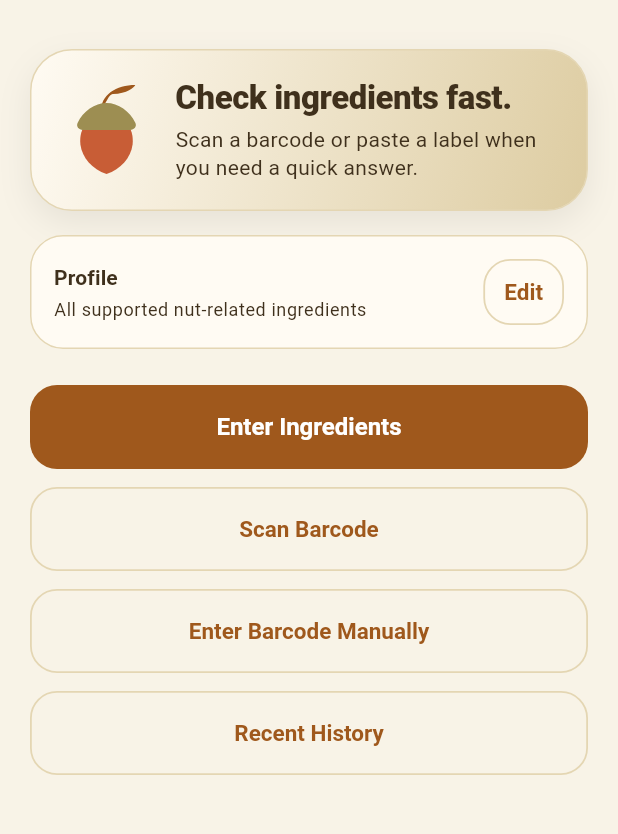
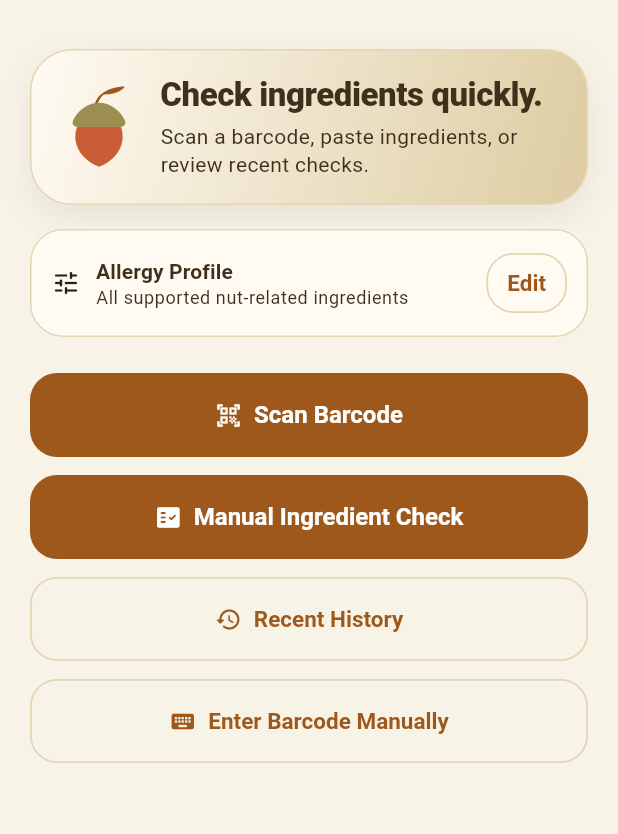
Before and after one commit to kgauvin603/thats-nuts, a Flutter app: the screen it shows after launch, on a phone screen of 412 x 824 dp, the part 65-899 px from its top. Run offline on Flutter 3.47's test engine with Material 3 defaults, Android fonts, the phone set to English and light mode, and no system bars; our stand-ins replace shared_preferences; missing offline and left inert: mobile_scanner; accounts and stored records are empty.

Commit message:
Fix history wiring and streamline mobile UX for TestFlight

```diff
--- a/mobile/lib/src/app.dart
+++ b/mobile/lib/src/app.dart
@@ -9,6 +9,7 @@ import 'screens/home_screen.dart';
 import 'screens/manual_ingredient_input_screen.dart';
 import 'screens/profile_screen.dart';
 import 'services/allergy_profile_store.dart';
+import 'services/scan_history_refresh_controller.dart';
 import 'services/thats_nuts_api_client.dart';
 import 'theme.dart';
 
@@ -26,6 +27,8 @@ class ThatsNutsApp extends StatefulWidget {
 
 class _ThatsNutsAppState extends State<ThatsNutsApp> {
   final ThatsNutsApiClient _apiClient = ThatsNutsApiClient();
+  final ScanHistoryRefreshController _historyRefreshController =
+      ScanHistoryRefreshController();
   AllergyProfile _allergyProfile = const AllergyProfile();
   bool _isLoadingProfile = true;
 
@@ -54,6 +57,12 @@ class _ThatsNutsAppState extends State<ThatsNutsApp> {
   }
 
   @override
+  void dispose() {
+    _historyRefreshController.dispose();
+    super.dispose();
+  }
+
+  @override
   Widget build(BuildContext context) {
     if (_isLoadingProfile) {
       return MaterialApp(
@@ -73,6 +82,7 @@ class _ThatsNutsAppState extends State<ThatsNutsApp> {
       home: HomeScreen(
         apiClient: _apiClient,
         allergyProfile: _allergyProfile,
+        historyRefreshController: _historyRefreshController,
         onProfileSaved: _updateAllergyProfile,
       ),
       routes: {
@@ -80,17 +90,21 @@ class _ThatsNutsAppState extends State<ThatsNutsApp> {
             ManualIngredientInputScreen(
               apiClient: _apiClient,
               allergyProfile: _allergyProfile,
+              historyRefreshController: _historyRefreshController,
             ),
         BarcodeInputScreen.routeName: (context) => BarcodeInputScreen(
               apiClient: _apiClient,
               allergyProfile: _allergyProfile,
+              historyRefreshController: _historyRefreshController,
             ),
         BarcodeScannerScreen.routeName: (context) => BarcodeScannerScreen(
               apiClient: _apiClient,
               allergyProfile: _allergyProfile,
+              historyRefreshController: _historyRefreshController,
             ),
         HistoryScreen.routeName: (context) => HistoryScreen(
               apiClient: _apiClient,
+              historyRefreshController: _historyRefreshController,
             ),
         ProfileScreen.routeName: (context) => ProfileScreen(
               initialProfile: _allergyProfile,
--- a/mobile/lib/src/screens/home_screen.dart
+++ b/mobile/lib/src/screens/home_screen.dart
@@ -2,6 +2,7 @@ import 'package:flutter/material.dart';
 
 import '../brand.dart';
 import '../models/allergy_profile.dart';
+import '../services/scan_history_refresh_controller.dart';
 import '../services/thats_nuts_api_client.dart';
 import '../widgets/acorn_mark.dart';
 import 'barcode_input_screen.dart';
@@ -15,11 +16,13 @@ class HomeScreen extends StatelessWidget {
     super.key,
     required this.apiClient,
     required this.allergyProfile,
+    required this.historyRefreshController,
     required this.onProfileSaved,
   });
 
   final ThatsNutsApiClient apiClient;
   final AllergyProfile allergyProfile;
+  final ScanHistoryRefreshController historyRefreshController;
   final ValueChanged<AllergyProfile> onProfileSaved;
 
   void _openProfile(BuildContext context) {
@@ -28,6 +31,53 @@ class HomeScreen extends StatelessWidget {
         builder: (context) => ProfileScreen(
           initialProfile: allergyProfile,
           onProfileSaved: onProfileSaved,
+        ),
+      ),
+    );
+  }
+
+  void _openManualCheck(BuildContext context) {
+    Navigator.of(context).push(
+      MaterialPageRoute<void>(
+        builder: (context) => ManualIngredientInputScreen(
+          apiClient: apiClient,
+          allergyProfile: allergyProfile,
+          historyRefreshController: historyRefreshController,
+        ),
+      ),
+    );
+  }
+
+  void _openBarcodeScanner(BuildContext context) {
+    Navigator.of(context).push(
+      MaterialPageRoute<void>(
+        builder: (context) => BarcodeScannerScreen(
+          apiClient: apiClient,
+          allergyProfile: allergyProfile,
+          historyRefreshController: historyRefreshController,
+        ),
+      ),
+    );
+  }
+
+  void _openBarcodeInput(BuildContext context) {
+    Navigator.of(context).push(
+      MaterialPageRoute<void>(
+        builder: (context) => BarcodeInputScreen(
+          apiClient: apiClient,
+          allergyProfile: allergyProfile,
+          historyRefreshController: historyRefreshController,
+        ),
+      ),
+    );
+  }
+
+  void _openHistory(BuildContext context) {
+    Navigator.of(context).push(
+      MaterialPageRoute<void>(
+        builder: (context) => HistoryScreen(
+          apiClient: apiClient,
+          historyRefreshController: historyRefreshController,
         ),
       ),
     );
@@ -50,7 +100,7 @@ class HomeScreen extends StatelessWidget {
         padding: const EdgeInsets.all(20),
         children: [
           Container(
-            padding: const EdgeInsets.symmetric(horizontal: 20, vertical: 18),
+            padding: const EdgeInsets.symmetric(horizontal: 18, vertical: 16),
             decoration: BoxDecoration(
               color: BrandColors.surface,
               borderRadius: BorderRadius.circular(28),
@@ -71,29 +121,23 @@ class HomeScreen extends StatelessWidget {
                 ),
               ],
             ),
-            child: Column(
-              crossAxisAlignment: CrossAxisAlignment.start,
-              children: [
-                Row(
+            child: Row(
               crossAxisAlignment: CrossAxisAlignment.center,
               children: [
-                    const AcornMark(size: 60),
-                    const SizedBox(width: 16),
+                const AcornMark(size: 54),
+                const SizedBox(width: 14),
                 Expanded(
                   child: Column(
                     crossAxisAlignment: CrossAxisAlignment.start,
                     children: [
                       Text(
-                            'Check ingredients fast.',
+                        'Check ingredients quickly.',
                         style: Theme.of(context).textTheme.titleLarge,
                       ),
                       const SizedBox(height: 4),
                       Text(
-                            'Scan a barcode or paste a label when you need a quick answer.',
-                            style: Theme.of(context)
-                                .textTheme
-                                .bodyMedium
-                                ?.copyWith(
+                        'Scan a barcode, paste ingredients, or review recent checks.',
+                        style: Theme.of(context).textTheme.bodyMedium?.copyWith(
                               height: 1.35,
                             ),
                       ),
@@ -102,33 +146,31 @@ class HomeScreen extends StatelessWidget {
                 ),
               ],
             ),
-              ],
-            ),
           ),
           const SizedBox(height: 16),
           Card(
             margin: EdgeInsets.zero,
             child: Padding(
-              padding: const EdgeInsets.symmetric(horizontal: 16, vertical: 14),
+              padding: const EdgeInsets.symmetric(horizontal: 14, vertical: 12),
               child: Row(
-                crossAxisAlignment: CrossAxisAlignment.center,
                 children: [
+                  const Icon(Icons.tune_rounded, size: 20),
+                  const SizedBox(width: 10),
                   Expanded(
                     child: Column(
                       crossAxisAlignment: CrossAxisAlignment.start,
                       mainAxisSize: MainAxisSize.min,
                       children: [
                         Text(
-                          'Profile',
+                          'Allergy Profile',
                           style:
                               Theme.of(context).textTheme.titleSmall?.copyWith(
                                     fontWeight: FontWeight.w700,
                                   ),
                         ),
-                        const SizedBox(height: 4),
                         Text(
                           allergyProfile.hasSelections
-                              ? 'Focused on: ${allergyProfile.summary}'
+                              ? allergyProfile.summary
                               : 'All supported nut-related ingredients',
                           style: Theme.of(context).textTheme.bodySmall,
                         ),
@@ -139,10 +181,10 @@ class HomeScreen extends StatelessWidget {
                   OutlinedButton(
                     onPressed: () => _openProfile(context),
                     style: OutlinedButton.styleFrom(
-                      minimumSize: const Size(0, 44),
+                      minimumSize: const Size(0, 40),
                       padding: const EdgeInsets.symmetric(
                         horizontal: 14,
-                        vertical: 10,
+                        vertical: 8,
                       ),
                     ),
                     child: const Text('Edit'),
@@ -154,68 +196,37 @@ class HomeScreen extends StatelessWidget {
           const SizedBox(height: 24),
           SizedBox(
             width: double.infinity,
-            child: FilledButton(
-              onPressed: () {
-                Navigator.of(context).push(
-                  MaterialPageRoute<void>(
-                    builder: (context) => ManualIngredientInputScreen(
-                      apiClient: apiClient,
-                      allergyProfile: allergyProfile,
-                    ),
-                  ),
-                );
-              },
-              child: const Text('Enter Ingredients'),
+            child: FilledButton.icon(
+              onPressed: () => _openBarcodeScanner(context),
+              icon: const Icon(Icons.qr_code_scanner_rounded),
+              label: const Text('Scan Barcode'),
             ),
           ),
           const SizedBox(height: 12),
           SizedBox(
             width: double.infinity,
-            child: OutlinedButton(
-              onPressed: () {
-                Navigator.of(context).push(
-                  MaterialPageRoute<void>(
-                    builder: (context) => BarcodeScannerScreen(
-                      apiClient: apiClient,
-                      allergyProfile: allergyProfile,
-                    ),
-                  ),
-                );
-              },
-              child: const Text('Scan Barcode'),
+            child: FilledButton.tonalIcon(
+              onPressed: () => _openManualCheck(context),
+              icon: const Icon(Icons.fact_check_rounded),
+              label: const Text('Manual Ingredient Check'),
             ),
           ),
           const SizedBox(height: 12),
           SizedBox(
             width: double.infinity,
-            child: OutlinedButton(
-              onPressed: () {
-                Navigator.of(context).push(
-                  MaterialPageRoute<void>(
-                    builder: (context) => BarcodeInputScreen(
-                      apiClient: apiClient,
-                      allergyProfile: allergyProfile,
-                    ),
-                  ),
-                );
-              },
-              child: const Text('Enter Barcode Manually'),
+            child: OutlinedButton.icon(
+              onPressed: () => _openHistory(context),
+              icon: const Icon(Icons.history_rounded),
+              label: const Text('Recent History'),
             ),
           ),
           const SizedBox(height: 12),
           SizedBox(
             width: double.infinity,
-            child: OutlinedButton(
-              onPressed: () {
-                Navigator.of(context).push(
-                  MaterialPageRoute<void>(
-                    builder: (context) => HistoryScreen(
-                      apiClient: apiClient,
-                    ),
-                  ),
-                );
-              },
-              child: const Text('Recent History'),
+            child: OutlinedButton.icon(
+              onPressed: () => _openBarcodeInput(context),
+              icon: const Icon(Icons.keyboard_rounded),
+              label: const Text('Enter Barcode Manually'),
             ),
           ),
         ],
--- a/mobile/lib/src/screens/manual_ingredient_input_screen.dart
+++ b/mobile/lib/src/screens/manual_ingredient_input_screen.dart
@@ -1,6 +1,7 @@
 import 'package:flutter/material.dart';
 
 import '../models/allergy_profile.dart';
+import '../services/scan_history_refresh_controller.dart';
 import '../services/thats_nuts_api_client.dart';
 import 'result_screen.dart';
 
@@ -9,12 +10,14 @@ class ManualIngredientInputScreen extends StatefulWidget {
     super.key,
     required this.apiClient,
     required this.allergyProfile,
+    required this.historyRefreshController,
   });
 
   static const routeName = '/manual-input';
 
   final ThatsNutsApiClient apiClient;
   final AllergyProfile allergyProfile;
+  final ScanHistoryRefreshController historyRefreshController;
 
   @override
   State<ManualIngredientInputScreen> createState() =>
@@ -52,6 +55,7 @@ class _ManualIngredientInputScreenState
         ingredientText,
         allergyProfile: widget.allergyProfile,
       );
+      widget.historyRefreshController.markChanged();
       if (!mounted) {
         return;
       }
@@ -92,7 +96,7 @@ class _ManualIngredientInputScreenState
           crossAxisAlignment: CrossAxisAlignment.start,
           children: [
             Text(
-              'Enter the ingredient list.',
+              'Paste or type the ingredient list.',
               style: Theme.of(context).textTheme.titleMedium,
             ),
             const SizedBox(height: 8),
@@ -111,7 +115,7 @@ class _ManualIngredientInputScreenState
                 minLines: null,
                 textAlignVertical: TextAlignVertical.top,
                 decoration: const InputDecoration(
-                  labelText: 'Ingredients',
+                  labelText: 'Ingredient List',
                   alignLabelWithHint: true,
                   hintText:
                       'Water, Glycerin, Prunus Amygdalus Dulcis Oil, Fragrance',
@@ -121,7 +125,7 @@ class _ManualIngredientInputScreenState
             ),
             const SizedBox(height: 8),
             Text(
-              'On iPhone, use text scan right from the field.',
+              'Use the iPhone text scan control in the field if needed.',
               style: Theme.of(context).textTheme.bodySmall?.copyWith(
                     color: Theme.of(context).colorScheme.onSurfaceVariant,
                   ),
--- /dev/null
+++ b/mobile/lib/src/services/scan_history_refresh_controller.dart
@@ -0,0 +1,12 @@
+import 'package:flutter/foundation.dart';
+
+class ScanHistoryRefreshController extends ChangeNotifier {
+  int _revision = 0;
+
+  int get revision => _revision;
+
+  void markChanged() {
+    _revision += 1;
+    notifyListeners();
+  }
+}
```
Also changed, not shown: mobile/lib/src/screens/barcode_enrichment_screen.dart (+9 -6 lines), mobile/lib/src/screens/barcode_input_screen.dart (+10 -2 lines), mobile/lib/src/screens/barcode_scanner_screen.dart (+13 -1 lines), mobile/lib/src/screens/history_screen.dart (+104 -55 lines), mobile/lib/src/screens/result_screen.dart (+22 -13 lines), 7 other files. Lines whose indentation alone changed are shown as unchanged.
